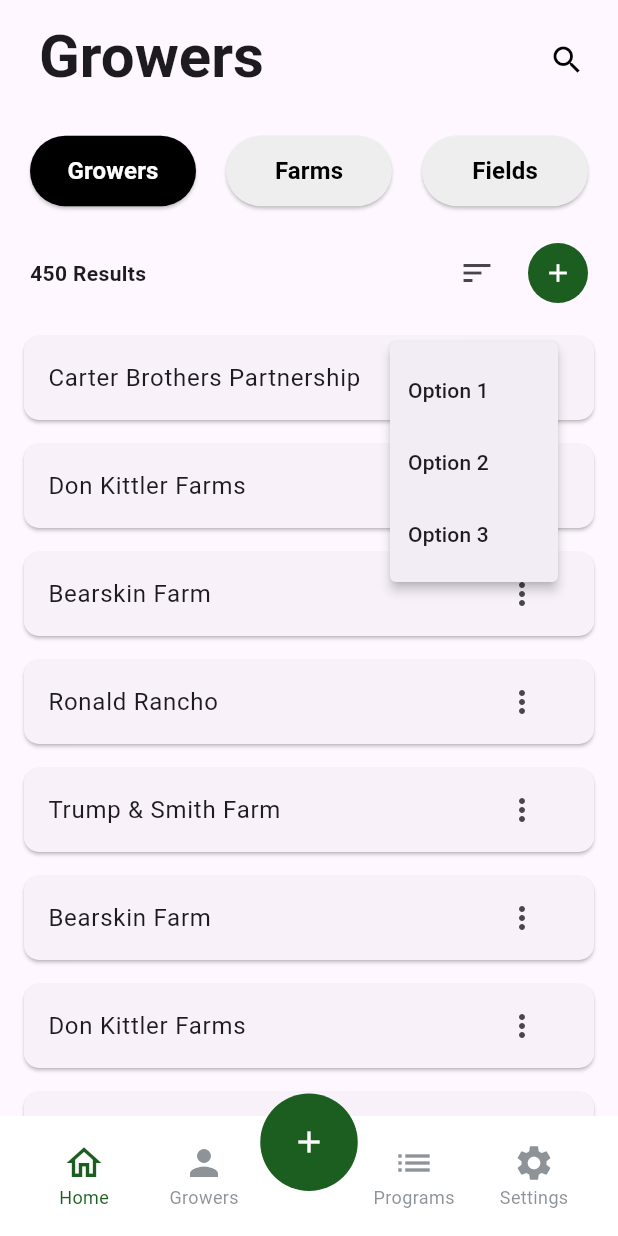
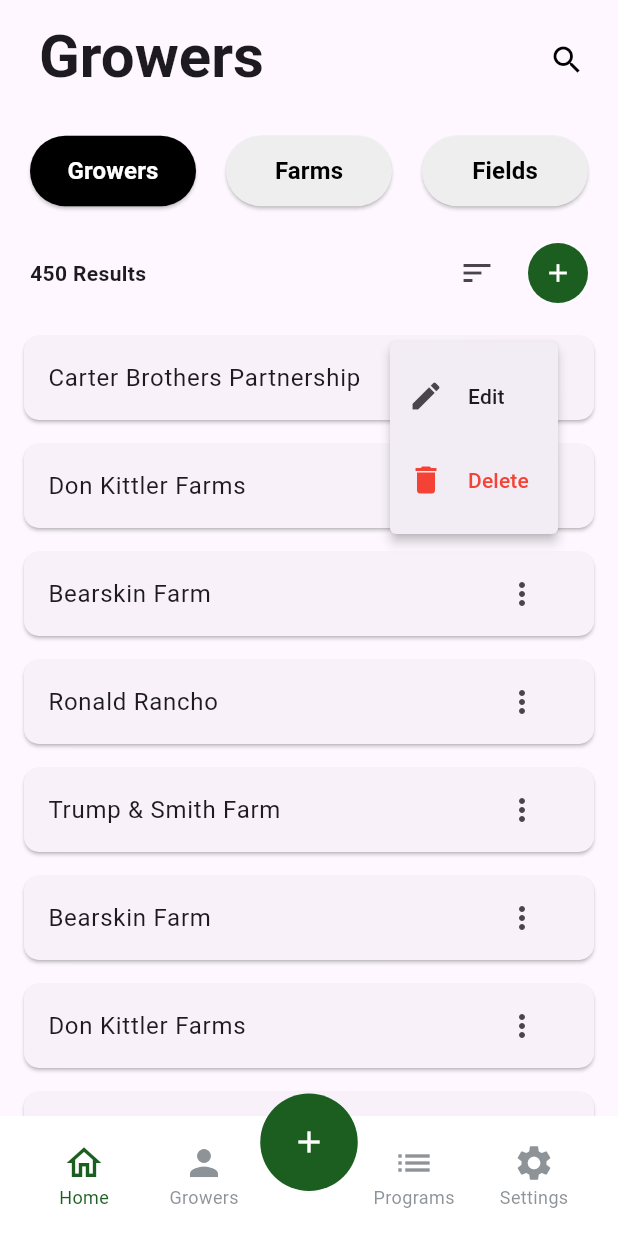
Before and after one commit to rajeev210403/tryapp, a Flutter app: the GrowersScreen screen opened directly, after a tap on the "more vert" icon, on a phone screen of 412 x 824 dp. Run offline on Flutter 3.47's test engine with Material 3 defaults, Android fonts, the phone set to English and light mode, and no system bars.

Commit message:
growers page done 2

```diff
--- a/lib/growers_screen.dart
+++ b/lib/growers_screen.dart
@@ -96,7 +96,6 @@ class GrowersScreen extends StatelessWidget {
             ),
           ),
         ),
-
         SliverList(
           delegate: SliverChildBuilderDelegate(
                 (BuildContext context, int index) {
@@ -185,12 +184,22 @@ class GrowersScreen extends StatelessWidget {
             // Handle selection of menu items here
           },
           itemBuilder: (BuildContext context) {
-            return {'Option 1', 'Option 2', 'Option 3'}.map((String choice) {
-              return PopupMenuItem<String>(
-                value: choice,
-                child: Text(choice),
-              );
-            }).toList();
+            return [
+              PopupMenuItem(
+                value: 'edit',
+                child: ListTile(
+                  leading: Icon(Icons.edit),
+                  title: Text('Edit'),
+                ),
+              ),
+              PopupMenuItem(
+                value: 'delete',
+                child: ListTile(
+                  leading: Icon(Icons.delete, color: Colors.red),
+                  title: Text('Delete', style: TextStyle(color: Colors.red)),
+                ),
+              ),
+            ];
           },
         ),
       ),
```
